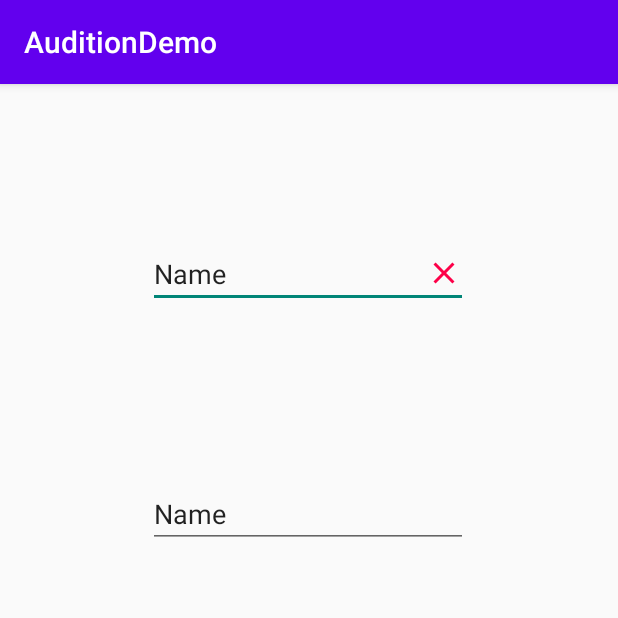
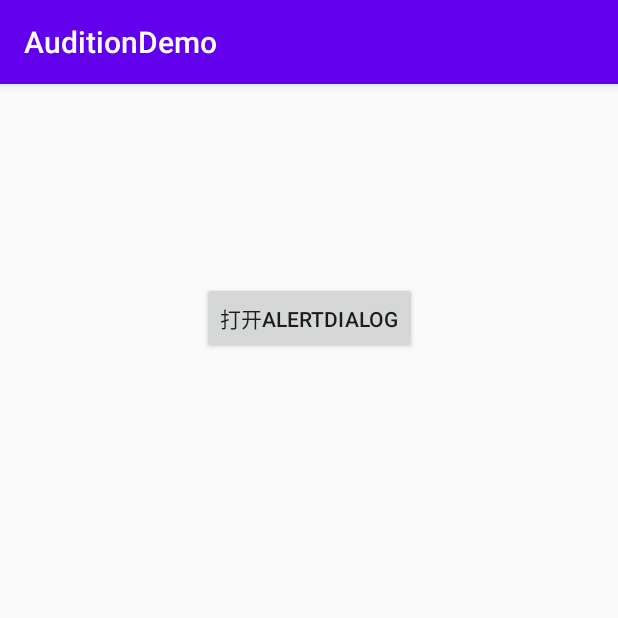
Before and after one commit to MrCLYang/AuditionDemo, an Android app: the screen it shows after launch (CustomViewActivity before the commit, AlertDialogMainActivity after it), on a phone screen of 412 x 824 dp, the top half of it. Run offline under Robolectric (Android 15) with nearby library versions, the phone set to English and light mode, and no system bars.

Commit message:
自定义标题弹框，仿苹果样式，双按钮的实现

```diff
--- /dev/null
+++ b/app/src/main/java/com/example/auditiondemo/AlertDialogUtilsDemo/AlertDialogMainActivity.java
@@ -0,0 +1,51 @@
+package com.example.auditiondemo.AlertDialogUtilsDemo;
+
+import androidx.appcompat.app.AppCompatActivity;
+
+import android.annotation.SuppressLint;
+import android.content.DialogInterface;
+import android.os.Bundle;
+import android.view.View;
+import android.widget.Button;
+import android.widget.Toast;
+
+import com.example.auditiondemo.R;
+
+public class AlertDialogMainActivity extends BaseAlertDialogActivity {
+
+    Button bt_alertDialog;
+    @SuppressLint("MissingInflatedId")
+    @Override
+    protected void onCreate(Bundle savedInstanceState) {
+        super.onCreate(savedInstanceState);
+        setContentView(R.layout.activity_alert_dialog_main);
+        bt_alertDialog=findViewById(R.id.bt_alertdialog_1);
+        bt_alertDialog.setOnClickListener(new View.OnClickListener() {
+            @Override
+            public void onClick(View view) {
+                MMAlertDialogUtils.showDialog(
+                        AlertDialogMainActivity.this,
+                        "标题",
+                        "我是中国人，我爱我的祖国。祝祖国繁荣富强",
+                        "取消",
+                        "确定",
+                        false,
+                        new DialogInterface.OnClickListener() {
+                            @Override
+                            public void onClick(DialogInterface dialog, int which) {
+                                Toast.makeText(AlertDialogMainActivity.this, "取消", Toast.LENGTH_SHORT).show();
+                                dialog.dismiss();
+                            }
+                        },
+                        new DialogInterface.OnClickListener() {
+                            @Override
+                            public void onClick(DialogInterface dialog, int which) {
+                                Toast.makeText(AlertDialogMainActivity.this, "确定", Toast.LENGTH_SHORT).show();
+                                dialog.dismiss();
+                            }
+                        });
+
+            }
+        });
+    }
+}
--- /dev/null
+++ b/app/src/main/java/com/example/auditiondemo/AlertDialogUtilsDemo/BaseAlertDialogActivity.java
@@ -0,0 +1,30 @@
+package com.example.auditiondemo.AlertDialogUtilsDemo;
+
+import androidx.appcompat.app.AppCompatActivity;
+
+import android.os.Bundle;
+
+import com.example.auditiondemo.R;
+
+public class BaseAlertDialogActivity extends AppCompatActivity {
+
+    @Override
+    protected void onCreate(Bundle savedInstanceState) {
+        super.onCreate(savedInstanceState);
+    }
+
+    @Override
+    protected void onDestroy() {
+        super.onDestroy();
+    }
+
+    @Override
+    protected void onPause() {
+        super.onPause();
+    }
+
+    @Override
+    protected void onResume() {
+        super.onResume();
+    }
+}
--- /dev/null
+++ b/app/src/main/res/drawable/shape_radian_dialog_white.xml
@@ -0,0 +1,6 @@
+<?xml version="1.0" encoding="utf-8"?>
+<shape xmlns:android="http://schemas.android.com/apk/res/android"
+    android:shape="rectangle">
+    <corners android:radius="12dp" />
+    <solid android:color="#ffffff" />
+</shape>
--- /dev/null
+++ b/app/src/main/res/layout/activity_alert_dialog_main.xml
@@ -0,0 +1,19 @@
+<?xml version="1.0" encoding="utf-8"?>
+<androidx.constraintlayout.widget.ConstraintLayout xmlns:android="http://schemas.android.com/apk/res/android"
+    xmlns:app="http://schemas.android.com/apk/res-auto"
+    xmlns:tools="http://schemas.android.com/tools"
+    android:layout_width="match_parent"
+    android:layout_height="match_parent"
+    tools:context=".AlertDialogUtilsDemo.AlertDialogMainActivity">
+
+    <Button
+        android:id="@+id/bt_alertdialog_1"
+        android:layout_width="wrap_content"
+        android:layout_height="wrap_content"
+        android:layout_marginTop="132dp"
+        android:gravity="center"
+        android:text="打开AlertDialog"
+        app:layout_constraintEnd_toEndOf="parent"
+        app:layout_constraintStart_toStartOf="parent"
+        app:layout_constraintTop_toTopOf="parent" />
+</androidx.constraintlayout.widget.ConstraintLayout>
--- a/app/src/main/res/values/colors.xml
+++ b/app/src/main/res/values/colors.xml
@@ -7,4 +7,9 @@
     <color name="teal_700">#FF018786</color>
     <color name="black">#FF000000</color>
     <color name="white">#FFFFFFFF</color>
+    <color name="color_transparent">#00000000</color>
+    <color name="color_red">#FE6072</color>
+    <color name="color_blue">#1c86ee</color>
+    <color name="color_blue_rg">#0584E9</color>
+    <color name="color_grey">#CFD3DE</color>
 </resources>
```
Also changed, not shown: app/src/main/AndroidManifest.xml (+12 -3 lines), app/src/main/java/com/example/auditiondemo/AlertDialogUtilsDemo/MMAlertDialogUtils.java (added, +107 -0 lines), app/src/main/java/com/example/auditiondemo/AlertDialogUtilsDemo/utils/DensityUtils.java (added, +113 -0 lines), app/src/main/res/anim/push_left_in.xml (added, +7 -0 lines), app/src/main/res/anim/push_right_out.xml (added, +7 -0 lines), app/src/main/res/layout/activity_base_alert_dialog.xml (added, +9 -0 lines), app/src/main/res/values/styles.xml (+19 -0 lines), build.gradle (+26 -1 lines), gradle/wrapper/gradle-wrapper.properties.
